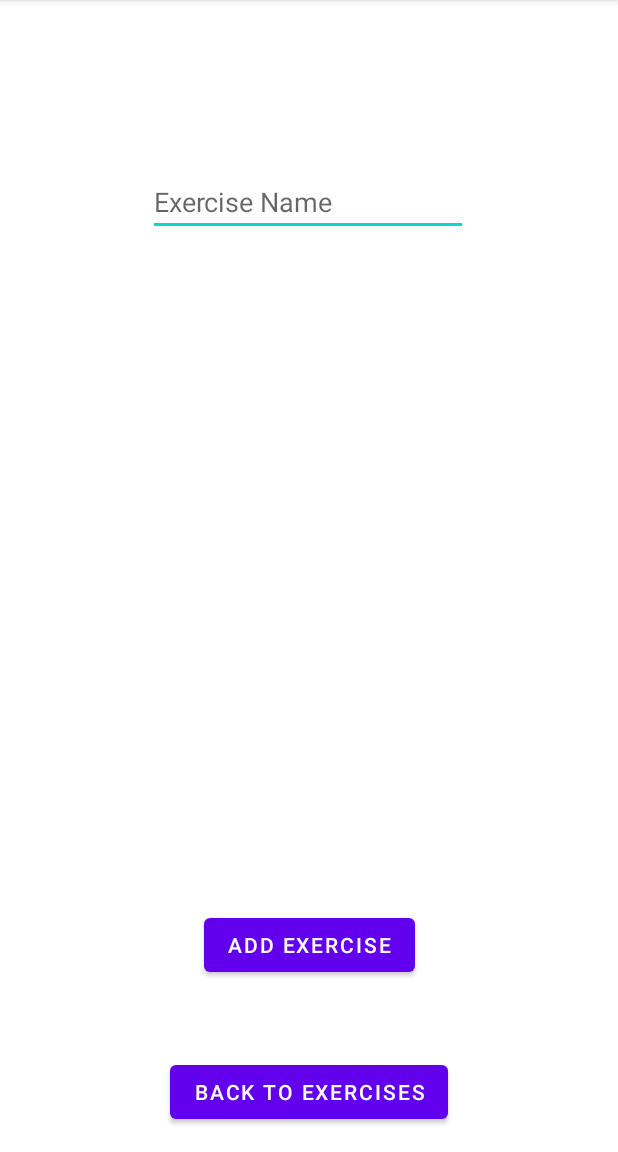
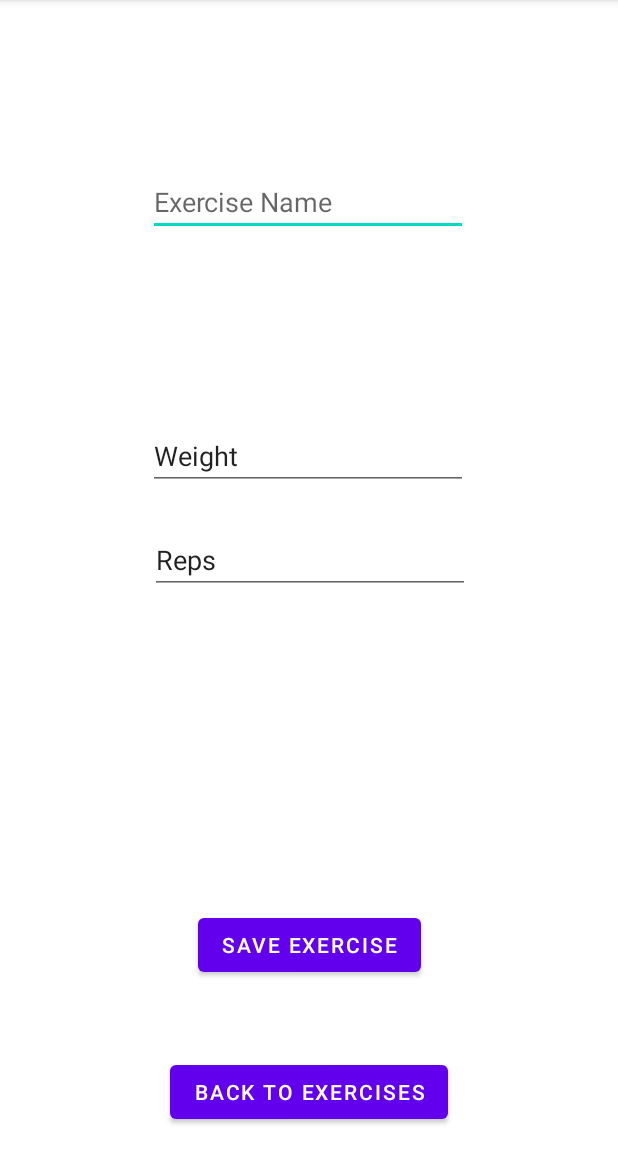
Before and after one commit to JoonasMV/Trainer, an Android app: the NewExerciseActivity screen opened directly, with no data from a screen before it, on a phone screen of 412 x 824 dp, the part 84-1236 px from its top. Run offline under Robolectric (Android 15) with nearby library versions, the phone set to English and light mode, and no system bars.

Commit message:
saveExercise()

```diff
--- a/app/src/main/java/com/example/trainer/NewExerciseActivity.java
+++ b/app/src/main/java/com/example/trainer/NewExerciseActivity.java
@@ -11,7 +11,9 @@ import android.widget.TextView;
 import com.example.trainer.database.dao.ExerciseDAO;
 
 public class NewExerciseActivity extends AppCompatActivity {
-    private ExerciseDAO exerciseDAO = new ExerciseDAO(this);
+    private final ExerciseDAO exerciseDAO = new ExerciseDAO(this);
+
+    //please älkää koskeko
 
     @Override
     protected void onCreate(Bundle savedInstanceState) {
@@ -20,20 +22,28 @@ public class NewExerciseActivity extends AppCompatActivity {
 
         Button newExerciseBtn = findViewById(R.id.newExerciseBtn);
         newExerciseBtn.setOnClickListener(view -> {
-            createNewExercise();
+            saveExercise();
             startActivity(new Intent(NewExerciseActivity.this, ExerciseListActivity.class));
         });
-    }
+        }
+
 
     public void toExercises(View v){
         Intent i = new Intent(this, ExerciseListActivity.class);
         startActivity(i);
     }
 
-    public void createNewExercise(){
-        TextView exerciseInput = findViewById(R.id.exerciseNameInput);
-        String exerciseName = exerciseInput.getText().toString();
+    public void saveExercise() {
+        // tietokantaa oltiin muokattu sen verran että en tiiä oikeen mitä haluttiin mutta tein
+        // nyt näin
+        TextView tv = findViewById(R.id.exerciseNameInput);
+        //TextView tv2 = findViewById(R.id.editTextNumberDecimal);
+        //TextView tv3 = findViewById(R.id.editTextNumber);
+        String name = tv.getText().toString();
+        //double weight = Double.parseDouble(tv2.getText().toString());
+        //int sets = Integer.parseInt(tv3.getText().toString());
+        exerciseDAO.addExercise(name);
+    }
 
-        exerciseDAO.addExercise(exerciseName);
-    }
+
 }
--- a/app/src/main/res/layout/activity_new_exercise.xml
+++ b/app/src/main/res/layout/activity_new_exercise.xml
@@ -25,8 +25,7 @@
         android:layout_width="wrap_content"
         android:layout_height="wrap_content"
         android:layout_marginBottom="50dp"
-        android:onClick="createNewExercise"
-        android:text="Add Exercise"
+        android:text="Save exercise"
         app:layout_constraintBottom_toTopOf="@+id/button"
         app:layout_constraintEnd_toEndOf="parent"
         app:layout_constraintStart_toStartOf="parent" />
@@ -46,4 +45,32 @@
         app:layout_constraintStart_toStartOf="parent"
         app:layout_constraintTop_toTopOf="parent" />
 
+    <EditText
+        android:id="@+id/editTextNumberDecimal"
+        android:layout_width="wrap_content"
+        android:layout_height="wrap_content"
+        android:layout_marginTop="124dp"
+        android:ems="10"
+        android:inputType="numberDecimal"
+        android:text="Weight"
+        app:layout_constraintEnd_toEndOf="parent"
+        app:layout_constraintHorizontal_bias="0.497"
+        app:layout_constraintStart_toStartOf="parent"
+        app:layout_constraintTop_toBottomOf="@+id/exerciseNameInput" />
+
+    <EditText
+        android:id="@+id/editTextNumber"
+        android:layout_width="wrap_content"
+        android:layout_height="wrap_content"
+        android:layout_marginStart="8dp"
+        android:layout_marginTop="24dp"
+        android:layout_marginEnd="8dp"
+        android:ems="10"
+        android:inputType="number"
+        android:text="Reps"
+        app:layout_constraintEnd_toEndOf="parent"
+        app:layout_constraintHorizontal_bias="0.502"
+        app:layout_constraintStart_toStartOf="parent"
+        app:layout_constraintTop_toBottomOf="@+id/editTextNumberDecimal" />
+
 </androidx.constraintlayout.widget.ConstraintLayout>
```
